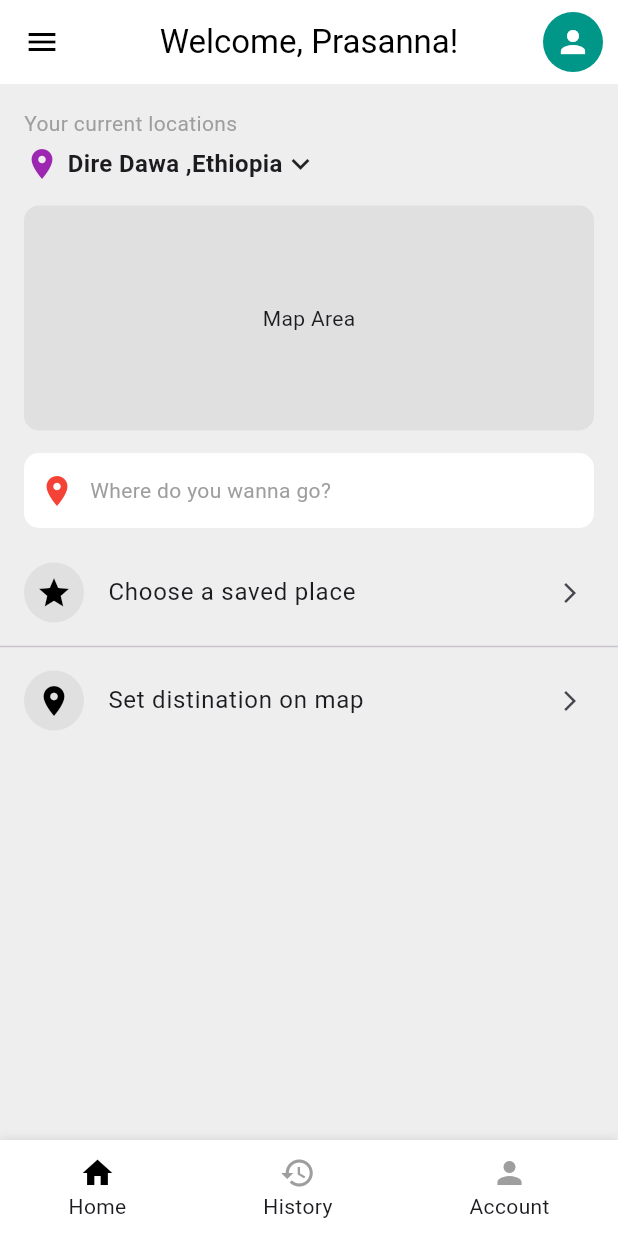
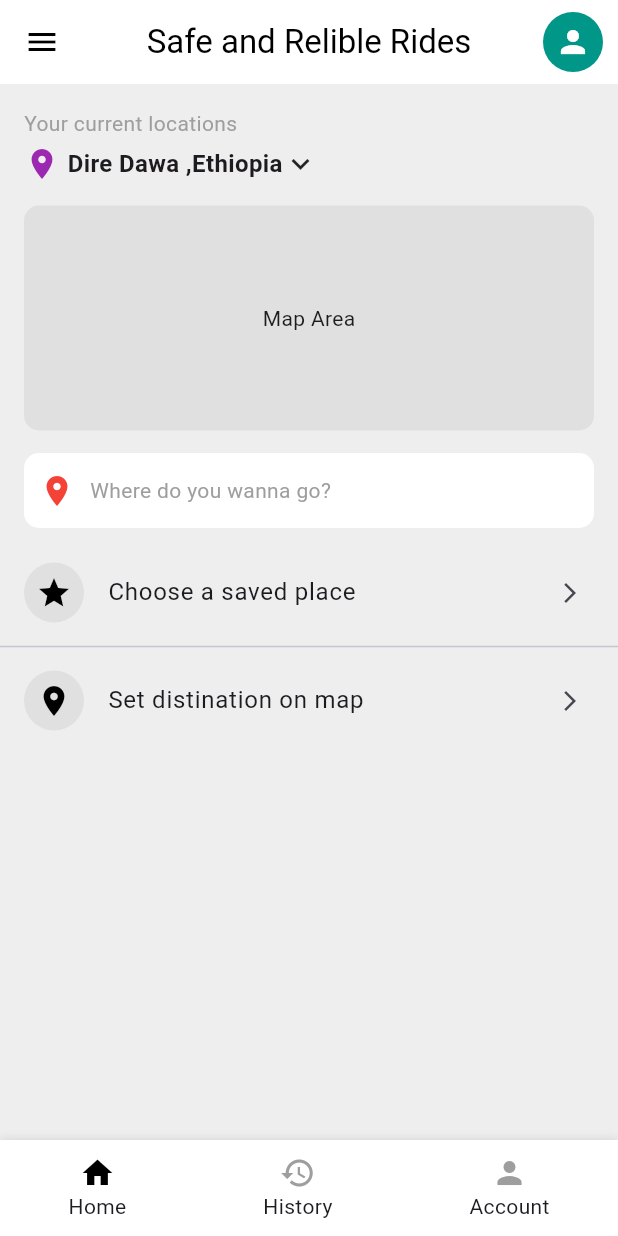
Before and after one commit to feyysel/flutter-project, a Flutter app: the screen it shows after launch, on a phone screen of 412 x 824 dp. Run offline on Flutter 3.47's test engine with Material 3 defaults, Android fonts, the phone set to English and light mode, and no system bars.

Commit message:
Update title text on home page

```diff
--- a/lib/home_page.dart
+++ b/lib/home_page.dart
@@ -12,7 +12,7 @@ class HomePage extends StatelessWidget {
         elevation: 0,
         leading: Icon(Icons.menu, color: Colors.black),
         title: Text(
-          "Welcome, Prasanna!",
+          "Safe and Relible Rides",
           style: TextStyle(color: Colors.black),
         ),
         centerTitle: true,
```
